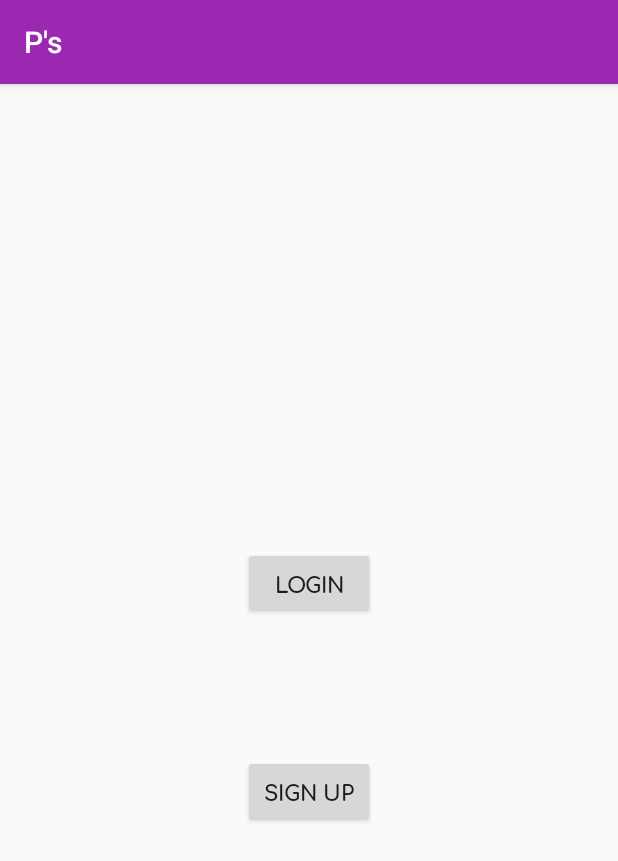
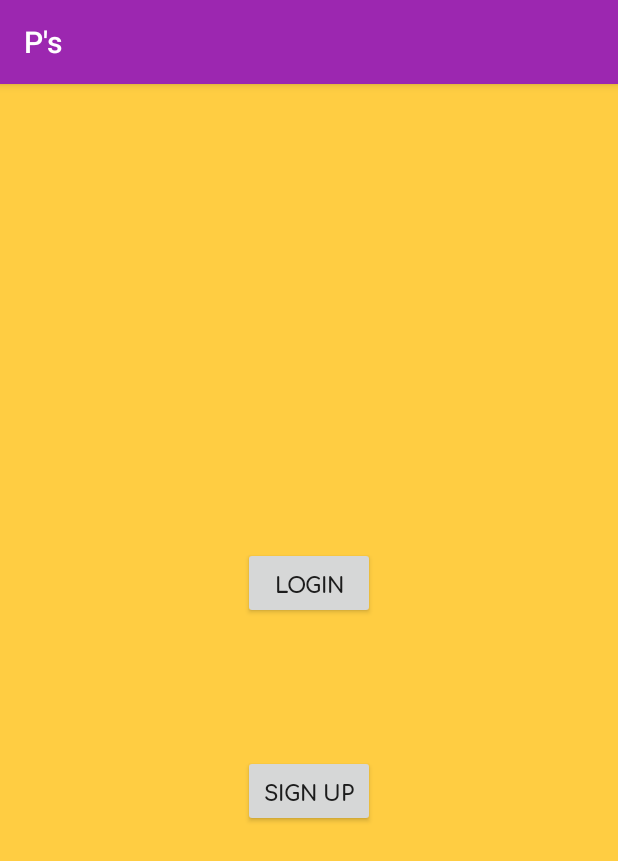
Before and after one commit to zayansalman/lendapp, an Android app: the screen it shows after launch (MainActivity), on a phone screen of 412 x 824 dp. Shown: the top 861 px of the screen. Run offline under Robolectric (Android 15) with nearby library versions, the phone set to English and light mode, and no system bars; libraries missing offline, so code that uses them is left out: com.amazonaws.mobile; Roboto replaces fonts that are not available here; 1 statement that could not run was skipped.

Commit message:
minor UI work pt 2

```diff
--- a/app/src/main/res/values/colors.xml
+++ b/app/src/main/res/values/colors.xml
@@ -3,4 +3,5 @@
     <color name="colorPrimary">#9c27b0</color>
     <color name="colorPrimaryDark">#00574B</color>
     <color name="colorAccent">#D81B60</color>
+    <color name="background_material_light">#ffcd42</color>
 </resources>
--- a/app/src/main/res/values/styles.xml
+++ b/app/src/main/res/values/styles.xml
@@ -6,6 +6,7 @@
         <item name="colorPrimary">@color/colorPrimary</item>
         <item name="colorPrimaryDark">@color/mb_background</item>
         <item name="colorAccent">@color/colorAccent</item>
+        <item name="android:colorBackground">@color/background_material_light</item>
     </style>
 
 </resources>
```
